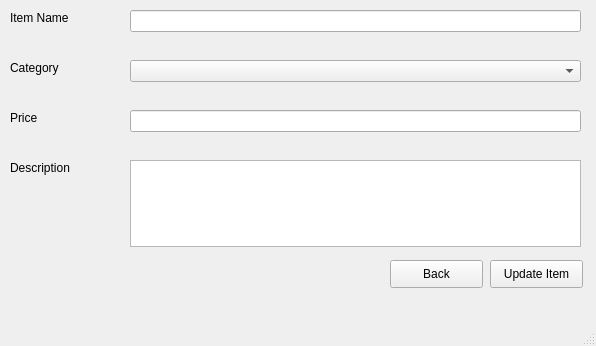
First picture: the form in ui_files/menuItemUpdate.ui, repository TahaZahid05/Restaurant-Managment-System, before the edit.
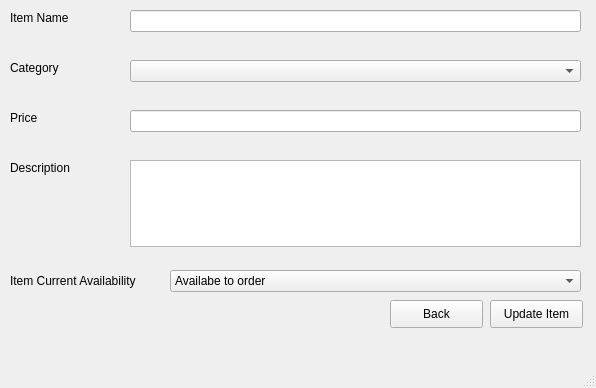
Second picture: the form after the edit.

Patch:
```diff
--- a/ui_files/menuItemUpdate.ui
+++ b/ui_files/menuItemUpdate.ui
@@ -7,7 +7,7 @@
     <x>0</x>
     <y>0</y>
     <width>596</width>
-    <height>346</height>
+    <height>388</height>
    </rect>
   </property>
   <property name="windowTitle">
@@ -84,7 +84,7 @@
     <property name="geometry">
      <rect>
       <x>490</x>
-      <y>260</y>
+      <y>300</y>
       <width>93</width>
       <height>28</height>
      </rect>
@@ -123,7 +123,7 @@
     <property name="geometry">
      <rect>
       <x>390</x>
-      <y>260</y>
+      <y>300</y>
       <width>93</width>
       <height>28</height>
      </rect>
@@ -132,6 +132,39 @@
      <string>Back</string>
     </property>
    </widget>
+   <widget class="QLabel" name="label_6">
+    <property name="geometry">
+     <rect>
+      <x>10</x>
+      <y>270</y>
+      <width>141</width>
+      <height>21</height>
+     </rect>
+    </property>
+    <property name="text">
+     <string>Item Current Availability</string>
+    </property>
+   </widget>
+   <widget class="QComboBox" name="comboBox_2">
+    <property name="geometry">
+     <rect>
+      <x>170</x>
+      <y>270</y>
+      <width>411</width>
+      <height>22</height>
+     </rect>
+    </property>
+    <item>
+     <property name="text">
+      <string>Availabe to order</string>
+     </property>
+    </item>
+    <item>
+     <property name="text">
+      <string>Discontinued</string>
+     </property>
+    </item>
+   </widget>
   </widget>
   <widget class="QMenuBar" name="menubar">
    <property name="geometry">
```
